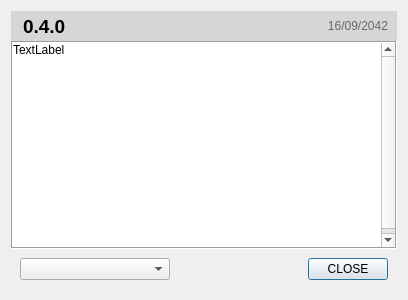
This is changelog.ui in AdunanzA/Tsunami as Qt 5 draws it before an edit. The edited form follows.
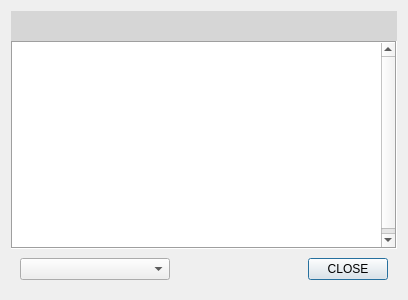
This is the edited form.

Diff of the .ui file:
```diff
--- a/changelog.ui
+++ b/changelog.ui
@@ -60,7 +60,7 @@
          </font>
         </property>
         <property name="text">
-         <string>0.4.0</string>
+         <string/>
         </property>
        </widget>
       </item>
@@ -76,7 +76,7 @@
          <string notr="true">color: rgb(104, 104, 104);</string>
         </property>
         <property name="text">
-         <string>16/09/2042</string>
+         <string/>
         </property>
         <property name="alignment">
          <set>Qt::AlignRight|Qt::AlignTrailing|Qt::AlignVCenter</set>
@@ -91,6 +91,9 @@
      <property name="frameShape">
       <enum>QFrame::Box</enum>
      </property>
+     <property name="verticalScrollBarPolicy">
+      <enum>Qt::ScrollBarAlwaysOn</enum>
+     </property>
      <property name="horizontalScrollBarPolicy">
       <enum>Qt::ScrollBarAlwaysOff</enum>
      </property>
@@ -131,7 +134,7 @@
           <enum>QFrame::NoFrame</enum>
          </property>
          <property name="text">
-          <string>TextLabel</string>
+          <string/>
          </property>
          <property name="alignment">
           <set>Qt::AlignLeading|Qt::AlignLeft|Qt::AlignTop</set>
```
